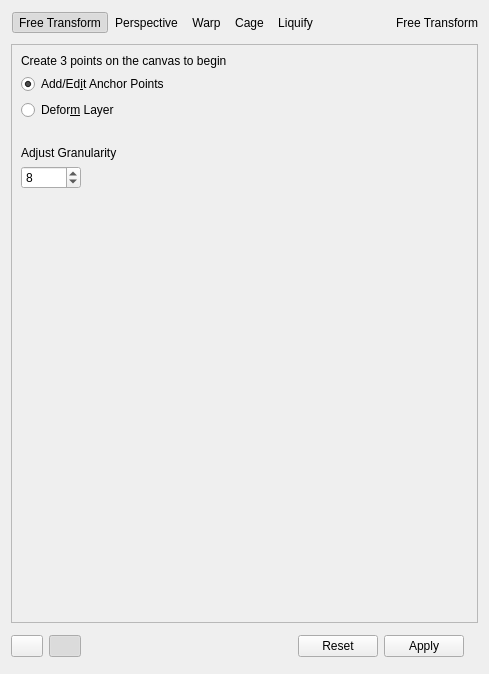
This is plugins/tools/tool_transform2/wdg_tool_transform.ui in KDE/krita as Qt 5 draws it before an edit. The edited form follows.
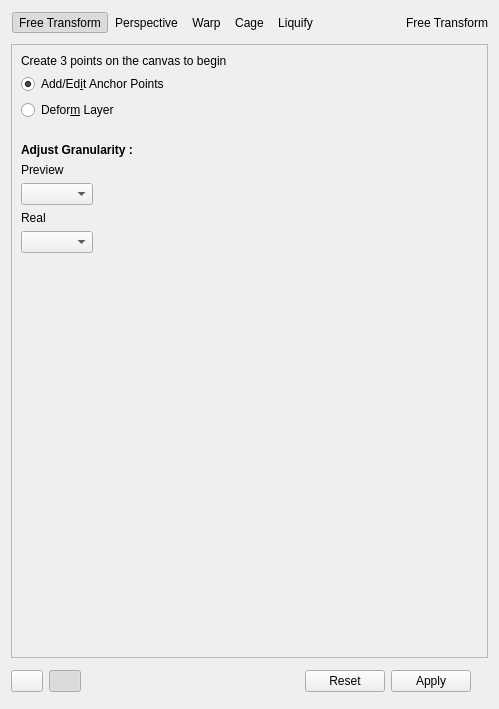
This is the edited form. Custom widgets are drawn as their Qt base class.

Commit message:
tool/transform : Can manipulate granularity during cage transform
Summary:
The patch adds a QComboBox to the transform tool options to adjust the
granularity preview while doing cage transforms, it also changes the
QSpinBox to change the real granularity to a QComboBox.

CCBUG:344210

Reviewers: #krita, rempt, dkazakov
Reviewed By: #krita, dkazakov
Subscribers: #krita
Tags: #krita

Diff of the .ui file:
```diff
--- a/plugins/tools/tool_transform2/wdg_tool_transform.ui
+++ b/plugins/tools/tool_transform2/wdg_tool_transform.ui
@@ -6,8 +6,8 @@
    <rect>
     <x>0</x>
     <y>0</y>
-    <width>489</width>
-    <height>674</height>
+    <width>499</width>
+    <height>709</height>
    </rect>
   </property>
   <property name="sizePolicy">
@@ -1677,46 +1677,62 @@
          </property>
          <property name="sizeHint" stdset="0">
           <size>
-           <width>20</width>
-           <height>20</height>
+           <width>17</width>
+           <height>17</height>
           </size>
          </property>
         </spacer>
        </item>
        <item>
-        <widget class="QLabel" name="label_3">
+        <widget class="QLabel" name="adjustGranularity">
+         <property name="font">
+          <font>
+           <weight>75</weight>
+           <bold>true</bold>
+          </font>
+         </property>
          <property name="text">
-          <string>Adjust Granularity</string>
+          <string>Adjust Granularity :</string>
          </property>
         </widget>
        </item>
        <item>
-        <widget class="QSpinBox" name="changeGranularity">
+        <layout class="QVBoxLayout" name="verticalLayout_13">
+         <item>
+          <widget class="QLabel" name="previewGranularity">
+           <property name="text">
+            <string>Preview</string>
+           </property>
+          </widget>
+         </item>
+         <item>
+          <widget class="QComboBox" name="granularityPreview">
          <property name="sizePolicy">
           <sizepolicy hsizetype="Fixed" vsizetype="Fixed">
            <horstretch>0</horstretch>
            <verstretch>0</verstretch>
           </sizepolicy>
          </property>
-         <property name="maximumSize">
-          <size>
-           <width>60</width>
-           <height>16777215</height>
-          </size>
-         </property>
-         <property name="toolTip">
-          <string>Set Granularity</string>
-         </property>
-         <property name="inputMethodHints">
-          <set>Qt::ImhNone</set>
-         </property>
-         <property name="maximum">
-          <number>20</number>
-         </property>
-         <property name="value">
-          <number>8</number>
-         </property>
-        </widget>
+          </widget>
+         </item>
+         <item>
+          <widget class="QLabel" name="realGranularity">
+           <property name="text">
+            <string>Real</string>
+           </property>
+          </widget>
+         </item>
+         <item>
+          <widget class="QComboBox" name="changeGranularity">
+           <property name="sizePolicy">
+            <sizepolicy hsizetype="Fixed" vsizetype="Fixed">
+             <horstretch>0</horstretch>
+             <verstretch>0</verstretch>
+            </sizepolicy>
+           </property>
+          </widget>
+         </item>
+        </layout>
        </item>
        <item>
         <spacer name="verticalSpacer">
@@ -1725,8 +1741,8 @@
          </property>
          <property name="sizeHint" stdset="0">
           <size>
-           <width>20</width>
-           <height>40</height>
+           <width>17</width>
+           <height>411</height>
           </size>
          </property>
         </spacer>
```
Left out of the diff: 2 changed lines with no effect on the pictures. Lines whose indentation alone changed are shown as unchanged. The commit also changes 6 other files.
